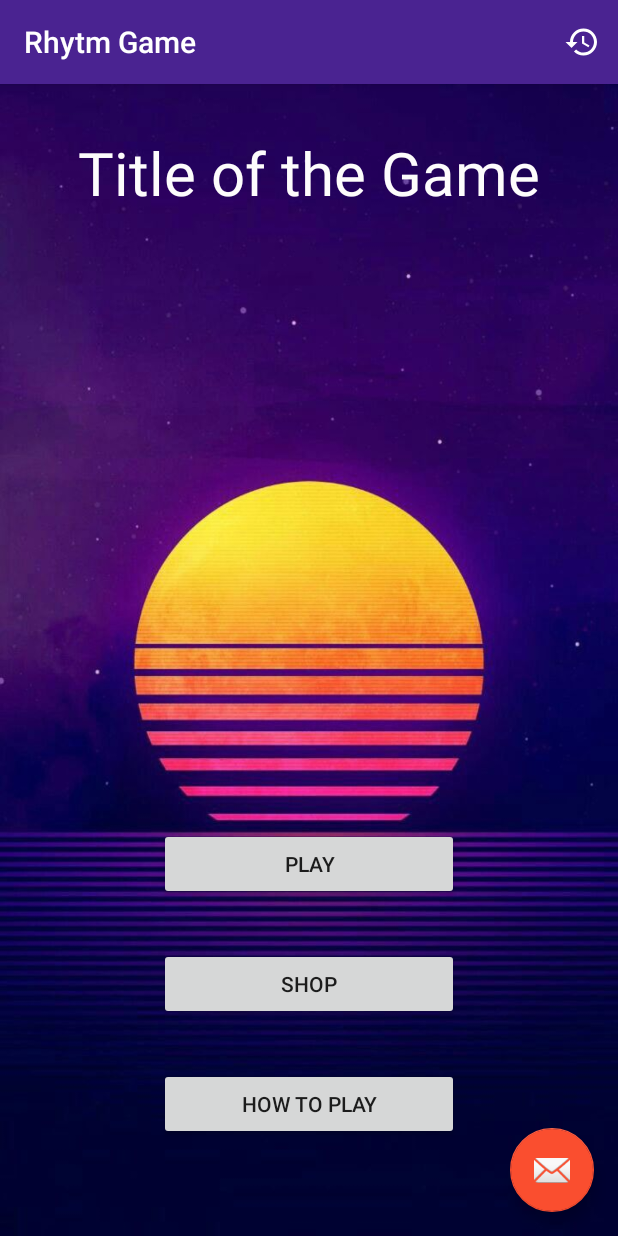
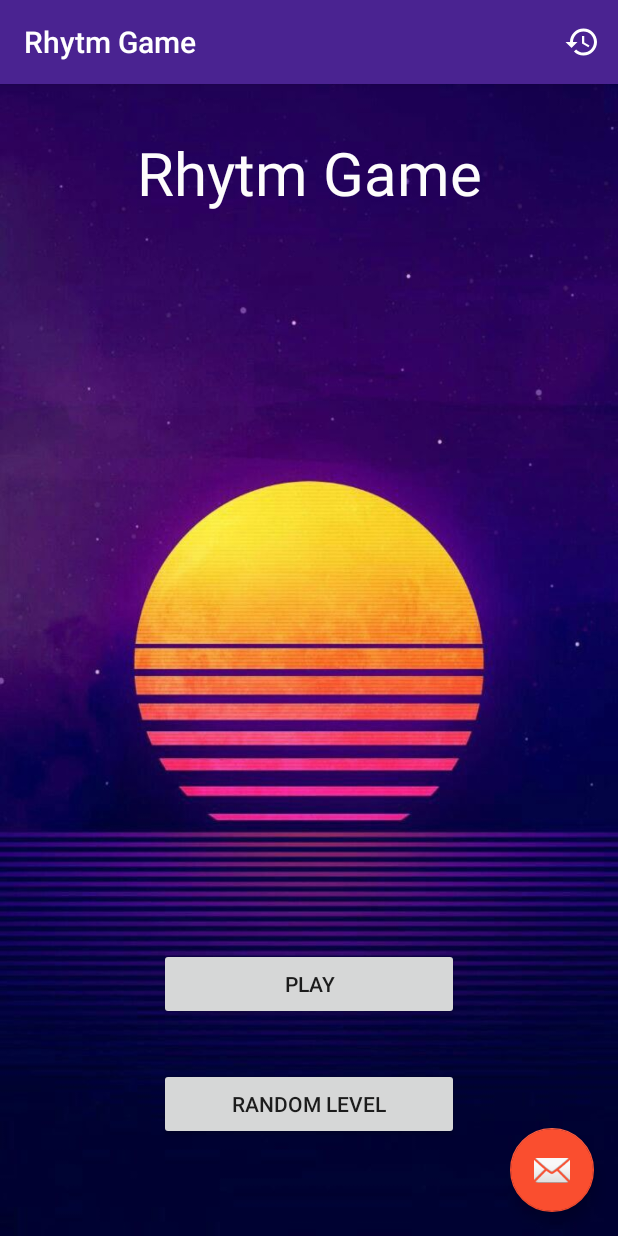
Before and after one commit to Winningtopas/IndividualAssignment, an Android app: the screen it shows after launch (TitleScreen), on a phone screen of 412 x 824 dp. Run offline under Robolectric (Android 15) with nearby library versions, the phone set to English and light mode, and no system bars.

Commit message:
Final commit, changed the title screen

```diff
--- a/app/src/main/java/com/example/shoppinglistkotlin/LevelSelect.kt
+++ b/app/src/main/java/com/example/shoppinglistkotlin/LevelSelect.kt
@@ -39,9 +39,6 @@ class LevelSelect : AppCompatActivity() {
     }
 
     private fun onLevel1Click(){
-/*        finish()
-        startActivity(Intent(this, MainActivity::class.java))*/
-
         finish()
         val result = Intent(this, MainActivity::class.java)
         result.putExtra("level", 1)
@@ -49,8 +46,6 @@ class LevelSelect : AppCompatActivity() {
     }
 
     private fun onLevel2Click(){
-//        finish()
-        //startActivityForResult(Intent, int)
         finish()
         val result = Intent(this, MainActivity::class.java)
         result.putExtra("level", 2)
@@ -58,7 +53,6 @@ class LevelSelect : AppCompatActivity() {
     }
 
     private fun onLevel3Click(){
-        //(activity as MainActivity).stop()
         finish()
         val result = Intent(this, MainActivity::class.java)
         result.putExtra("level", 3)
--- a/app/src/main/res/layout/content_title_screen.xml
+++ b/app/src/main/res/layout/content_title_screen.xml
@@ -14,7 +14,7 @@
         android:layout_width="wrap_content"
         android:layout_height="wrap_content"
         android:layout_marginTop="32dp"
-        android:text="Title of the Game"
+        android:text="@string/app_name"
         android:textColor="#FDFCFC"
         android:textSize="40sp"
         app:layout_constraintEnd_toEndOf="parent"
@@ -26,27 +26,18 @@
         android:layout_width="200dp"
         android:layout_height="wrap_content"
         android:layout_marginBottom="32dp"
-        android:text="Play"
-        app:layout_constraintBottom_toTopOf="@+id/btnShop"
+        android:text="@string/play"
+        app:layout_constraintBottom_toTopOf="@+id/btnRandomLevel"
         app:layout_constraintEnd_toEndOf="parent"
         app:layout_constraintStart_toStartOf="parent" />
 
-    <Button
-        android:id="@+id/btnShop"
-        android:layout_width="200dp"
-        android:layout_height="wrap_content"
-        android:layout_marginBottom="32dp"
-        android:text="Shop"
-        app:layout_constraintBottom_toTopOf="@+id/btnHowToPlay"
-        app:layout_constraintEnd_toEndOf="parent"
-        app:layout_constraintStart_toStartOf="parent" />
 
     <Button
-        android:id="@+id/btnHowToPlay"
+        android:id="@+id/btnRandomLevel"
         android:layout_width="200dp"
         android:layout_height="wrap_content"
         android:layout_marginBottom="64dp"
-        android:text="How to Play"
+        android:text="@string/random_level"
         app:layout_constraintBottom_toBottomOf="parent"
         app:layout_constraintEnd_toEndOf="parent"
         app:layout_constraintStart_toStartOf="parent" />
--- a/app/src/main/res/values/strings.xml
+++ b/app/src/main/res/values/strings.xml
@@ -10,6 +10,8 @@
     <string name="btnScissors">Scissors</string>
     <string name="scoreGame">Score</string>
     <string name="level">Level</string>
+    <string name="play">Play</string>
+    <string name="random_level">Random Level</string>
     <string name="title_activity_game_history">GameHistory</string>
     <string name="date">Date</string>
     <string name="title_activity_title_screen">title_screen</string>
```
Also changed, not shown: app/src/main/java/com/example/shoppinglistkotlin/TitleScreen.kt (+11 -7 lines).
